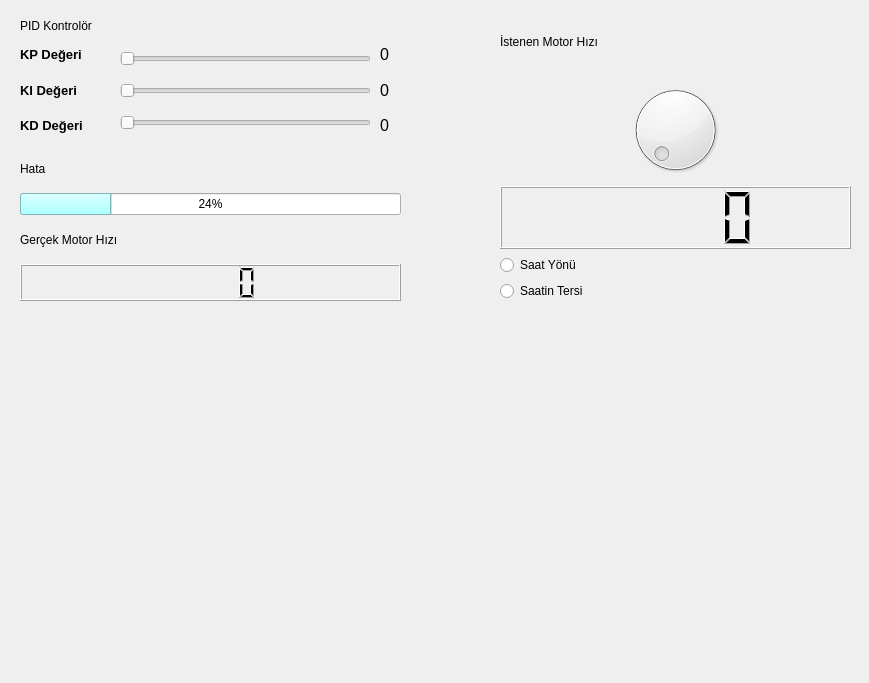
First picture: the form in dialog.ui, repository KayaTS/QtSerial-Pid, before the edit.
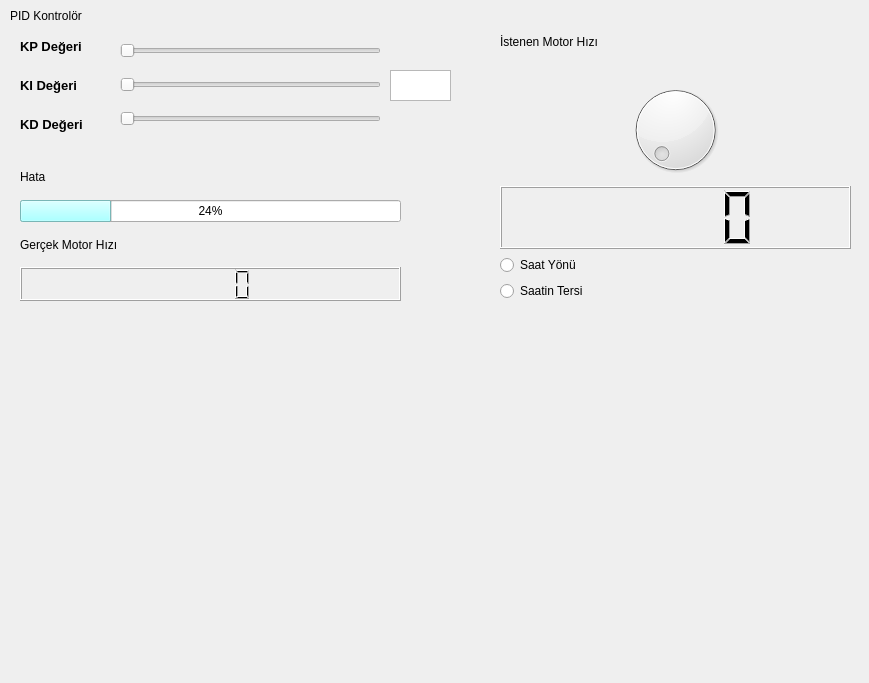
Second picture: the form after the edit.

Patch:
```diff
--- a/dialog.ui
+++ b/dialog.ui
@@ -72,9 +72,9 @@
    <property name="geometry">
     <rect>
      <x>20</x>
-     <y>150</y>
+     <y>160</y>
      <width>381</width>
-     <height>151</height>
+     <height>141</height>
     </rect>
    </property>
    <layout class="QVBoxLayout" name="verticalLayout_5">
@@ -107,8 +107,8 @@
   <widget class="QLabel" name="label_6">
    <property name="geometry">
     <rect>
-     <x>20</x>
-     <y>10</y>
+     <x>10</x>
+     <y>0</y>
      <width>121</width>
      <height>31</height>
     </rect>
@@ -117,46 +117,13 @@
     <string>PID Kontrolör</string>
    </property>
   </widget>
-  <widget class="QWidget" name="layoutWidget">
-   <property name="geometry">
-    <rect>
-     <x>380</x>
-     <y>40</y>
-     <width>21</width>
-     <height>101</height>
-    </rect>
-   </property>
-   <layout class="QVBoxLayout" name="verticalLayout_6">
-    <item>
-     <widget class="QLabel" name="KP_value_text">
-      <property name="text">
-       <string>&lt;html&gt;&lt;head/&gt;&lt;body&gt;&lt;p&gt;&lt;span style=&quot; font-size:12pt;&quot;&gt;0&lt;/span&gt;&lt;/p&gt;&lt;/body&gt;&lt;/html&gt;</string>
-      </property>
-     </widget>
-    </item>
-    <item>
-     <widget class="QLabel" name="KI_value_text">
-      <property name="text">
-       <string>&lt;html&gt;&lt;head/&gt;&lt;body&gt;&lt;p&gt;&lt;span style=&quot; font-size:12pt;&quot;&gt;0&lt;/span&gt;&lt;/p&gt;&lt;/body&gt;&lt;/html&gt;</string>
-      </property>
-     </widget>
-    </item>
-    <item>
-     <widget class="QLabel" name="KD_value_text">
-      <property name="text">
-       <string>&lt;html&gt;&lt;head/&gt;&lt;body&gt;&lt;p&gt;&lt;span style=&quot; font-size:12pt;&quot;&gt;0&lt;/span&gt;&lt;/p&gt;&lt;/body&gt;&lt;/html&gt;</string>
-      </property>
-     </widget>
-    </item>
-   </layout>
-  </widget>
   <widget class="QWidget" name="layoutWidget">
    <property name="geometry">
     <rect>
      <x>20</x>
-     <y>40</y>
-     <width>90</width>
-     <height>101</height>
+     <y>30</y>
+     <width>91</width>
+     <height>111</height>
     </rect>
    </property>
    <layout class="QVBoxLayout" name="verticalLayout">
@@ -190,9 +157,9 @@
    <property name="geometry">
     <rect>
      <x>120</x>
-     <y>40</y>
-     <width>251</width>
-     <height>101</height>
+     <y>30</y>
+     <width>261</width>
+     <height>111</height>
     </rect>
    </property>
    <layout class="QVBoxLayout" name="verticalLayout_2">
@@ -243,6 +210,16 @@
     </item>
    </layout>
   </widget>
+  <widget class="QTextEdit" name="textEdit_2">
+   <property name="geometry">
+    <rect>
+     <x>390</x>
+     <y>70</y>
+     <width>61</width>
+     <height>31</height>
+    </rect>
+   </property>
+  </widget>
  </widget>
  <resources/>
  <connections/>
```
Left out of the diff: 7 changed lines with no effect on the pictures.
